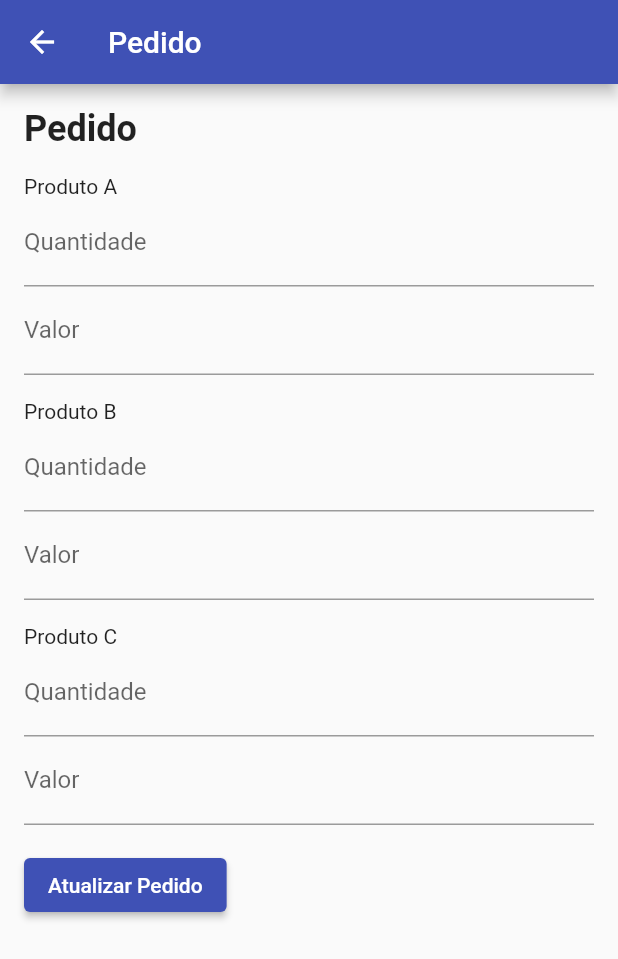
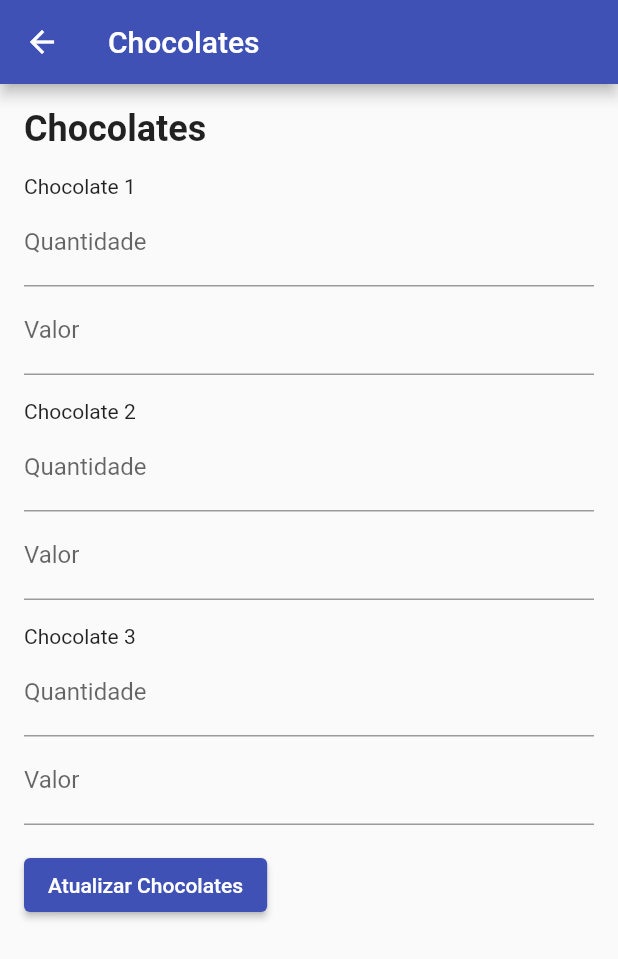
Before and after one commit to Pioo99/vendingmachine, a Flutter app: the ChocolatePage screen opened directly, on a phone screen of 412 x 824 dp. Shown: the top 959 px of the screen. Run offline on Flutter 3.47's test engine with Material 2 defaults, Android fonts, the phone set to English and light mode, and no system bars; our stand-ins replace firebase_auth, firebase_core, firebase_database, google_maps_flutter; accounts and stored records are empty.

Commit message:
Fixed page

```diff
--- a/lib/models/clientes.dart
+++ b/lib/models/clientes.dart
@@ -3,12 +3,12 @@ import 'package:firebase_database/firebase_database.dart';
 class Cliente {
   late String id;
   late String email;
-  late double saldo;
+  late int saldo;
 
   Cliente({required this.id, required this.email, required this.saldo});
 
   factory Cliente.fromSnapshot(DataSnapshot snapshot) {
-    Map<String, dynamic>? data = snapshot.value as Map<String, dynamic>?;
+    Map<dynamic, dynamic>? data = snapshot.value as Map<dynamic, dynamic>?;
     return Cliente(
       id: data?['id'] ?? '',
       email: data?['email'] ?? '',
--- a/lib/pages/chocolate_page.dart
+++ b/lib/pages/chocolate_page.dart
@@ -62,11 +62,11 @@ class _ChocolatePageState extends State<ChocolatePage> {
 
     dbRefPedido.set(novoPedido).then((_) {
       ScaffoldMessenger.of(context).showSnackBar(
-        SnackBar(content: Text('Pedido atualizado com sucesso')),
+        SnackBar(content: Text('Chocolate atualizado com sucesso')),
       );
     }).catchError((error) {
       ScaffoldMessenger.of(context).showSnackBar(
-        SnackBar(content: Text('Erro ao atualizar o pedido: $error')),
+        SnackBar(content: Text('Erro ao atualizar o chocolate: $error')),
       );
     });
   }
@@ -75,7 +75,7 @@ class _ChocolatePageState extends State<ChocolatePage> {
   Widget build(BuildContext context) {
     return Scaffold(
       appBar: AppBar(
-        title: Text('Pedido'),
+        title: Text('Chocolates'),
       ),
       body: SingleChildScrollView(
         padding: EdgeInsets.all(16.0),
@@ -83,11 +83,11 @@ class _ChocolatePageState extends State<ChocolatePage> {
           crossAxisAlignment: CrossAxisAlignment.start,
           children: [
             Text(
-              'Pedido',
+              'Chocolates',
               style: TextStyle(fontSize: 24.0, fontWeight: FontWeight.bold),
             ),
             SizedBox(height: 16.0),
-            Text('Produto A'),
+            Text('Chocolate 1'),
             TextFormField(
               controller: aquantidadeController,
               keyboardType: TextInputType.number,
@@ -99,7 +99,7 @@ class _ChocolatePageState extends State<ChocolatePage> {
               decoration: InputDecoration(labelText: 'Valor'),
             ),
             SizedBox(height: 16.0),
-            Text('Produto B'),
+            Text('Chocolate 2'),
             TextFormField(
               controller: bquantidadeController,
               keyboardType: TextInputType.number,
@@ -111,7 +111,7 @@ class _ChocolatePageState extends State<ChocolatePage> {
               decoration: InputDecoration(labelText: 'Valor'),
             ),
             SizedBox(height: 16.0),
-            Text('Produto C'),
+            Text('Chocolate 3'),
             TextFormField(
               controller: cquantidadeController,
               keyboardType: TextInputType.number,
@@ -124,7 +124,7 @@ class _ChocolatePageState extends State<ChocolatePage> {
             ),
             SizedBox(height: 16.0),
             ElevatedButton(
-              child: Text('Atualizar Pedido'),
+              child: Text('Atualizar Chocolates'),
               onPressed: atualizarPedido,
             ),
           ],
--- a/lib/pages/clientes_page.dart
+++ b/lib/pages/clientes_page.dart
@@ -37,7 +37,7 @@ class _ClientPageState extends State<ClientPage> {
     });
   }
 
-  Future<void> _updateSaldo(Cliente cliente, double newSaldo) async {
+  Future<void> _updateSaldo(Cliente cliente, int newSaldo) async {
     await _databaseRef.child(cliente.id).update({'saldo': newSaldo});
   }
 
@@ -58,7 +58,7 @@ class _ClientPageState extends State<ClientPage> {
             subtitle: TextField(
               controller: saldoController,
               onChanged: (newSaldo) {
-                cliente.saldo = double.parse(newSaldo);
+                cliente.saldo = int.parse(newSaldo);
               },
               keyboardType: TextInputType.number,
               decoration: InputDecoration(labelText: 'Saldo'),
```
Also changed, not shown: lib/pages/google_maps_page.dart (+28 -34 lines), lib/pages/home_page.dart (+66 -22 lines), 4 other files.
